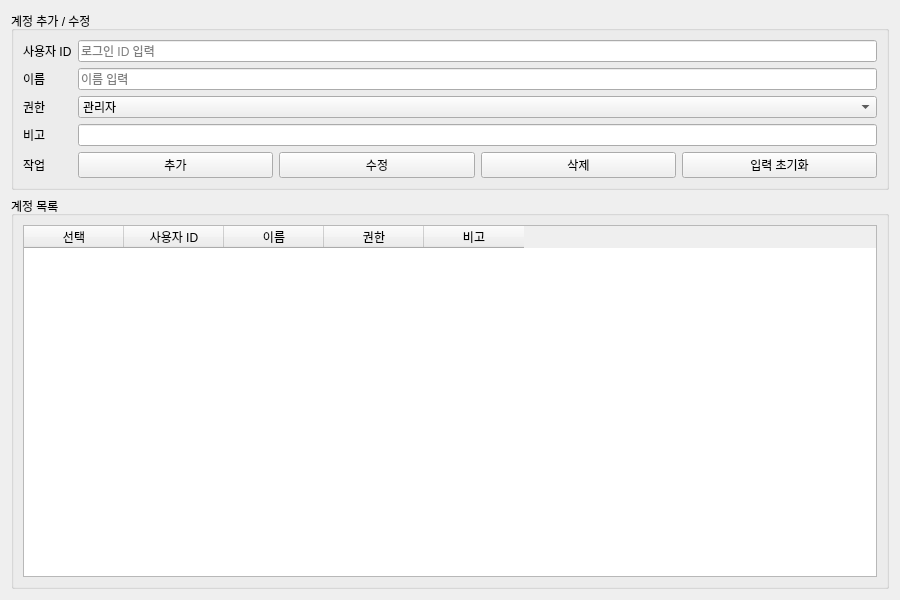
This is Hospital_Terminal/account_admin.ui in Heo157/Project-Hospital-Autonomous-Wheelchair as Qt 5 draws it before an edit. The edited form follows.
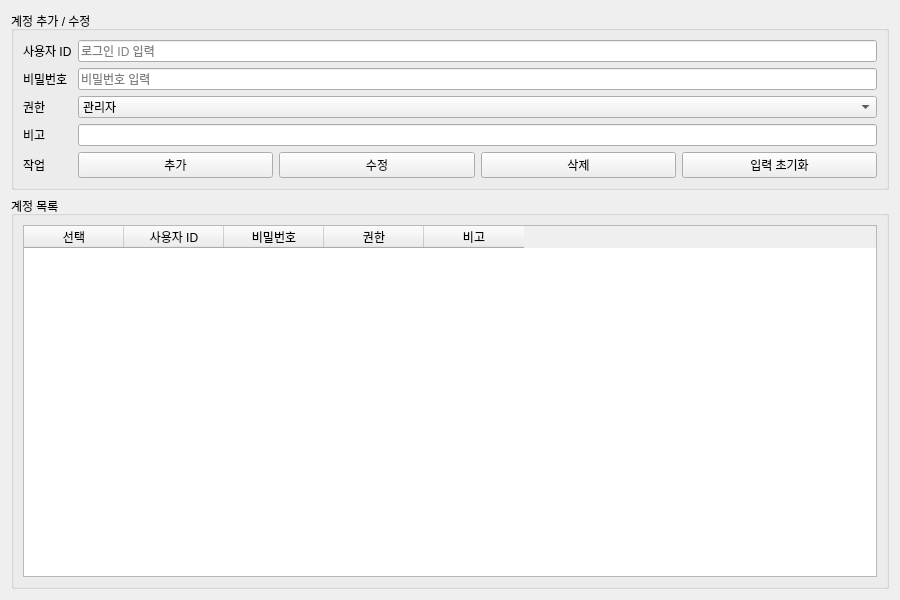
This is the edited form.

```diff
--- a/Hospital_Terminal/account_admin.ui
+++ b/Hospital_Terminal/account_admin.ui
@@ -43,14 +43,14 @@
       <item row="1" column="0">
        <widget class="QLabel" name="lbUserName">
         <property name="text">
-         <string>이름</string>
+         <string>비밀번호</string>
         </property>
        </widget>
       </item>
       <item row="1" column="1">
        <widget class="QLineEdit" name="leUserName">
         <property name="placeholderText">
-         <string>이름 입력</string>
+         <string>비밀번호 입력</string>
         </property>
        </widget>
       </item>
@@ -161,7 +161,7 @@
         </column>
         <column>
          <property name="text">
-          <string>이름</string>
+          <string>비밀번호</string>
          </property>
         </column>
         <column>
```
Left out of the diff: 26 changed lines with no effect on the pictures.
